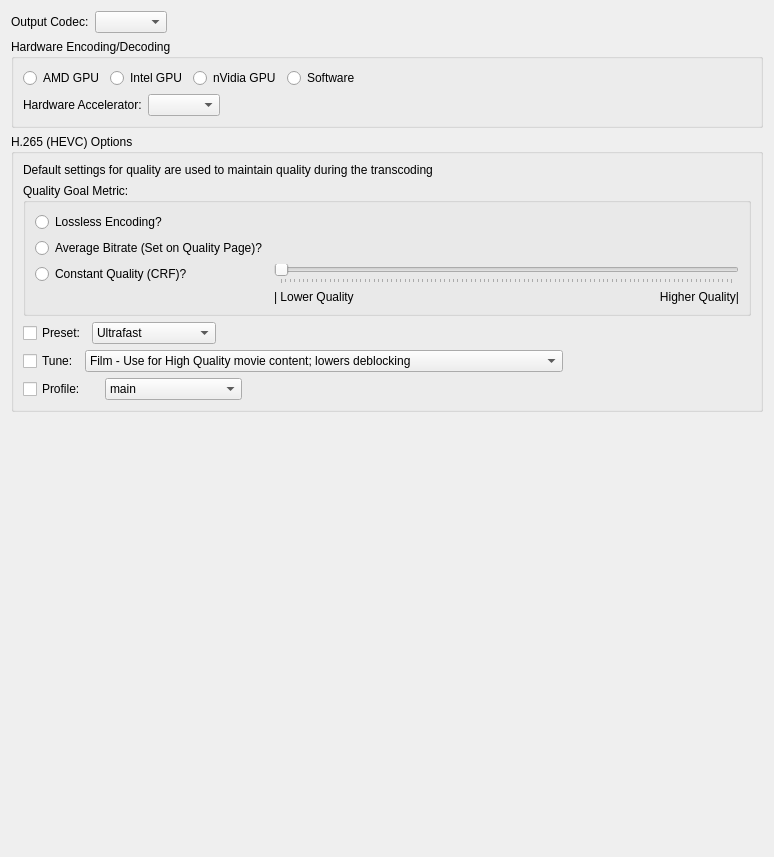
The window that Preferences/UI/TranscodeVideoCodec.ui (towel42-com/MediaManager) describes before a commit, drawn with Qt 5.
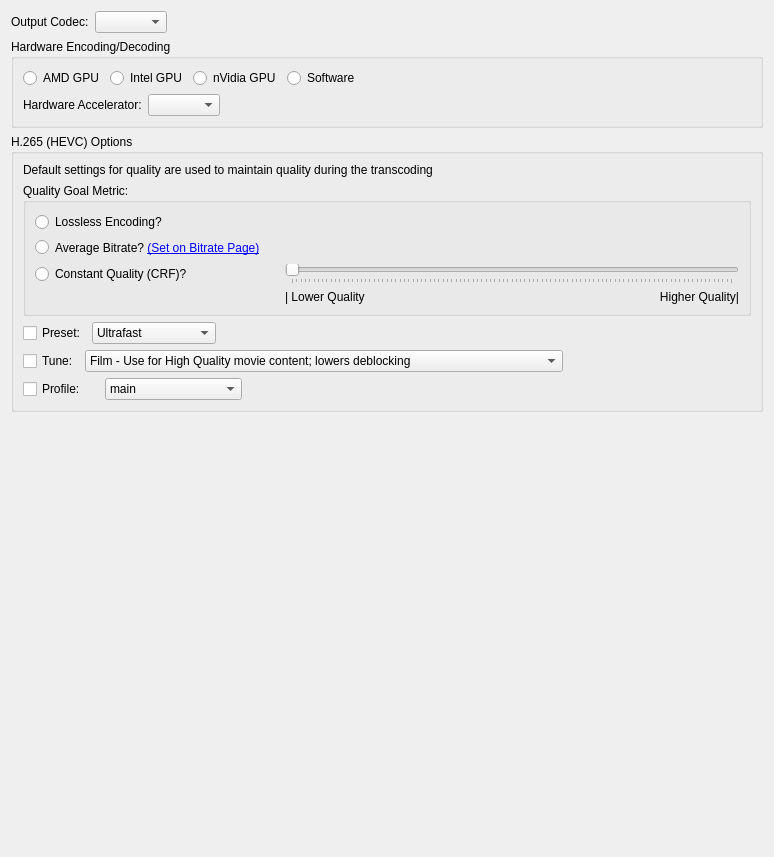
The same window after the commit.

Patch:
```diff
--- a/Preferences/UI/TranscodeVideoCodec.ui
+++ b/Preferences/UI/TranscodeVideoCodec.ui
@@ -420,21 +420,30 @@
          <bool>false</bool>
         </property>
         <layout class="QGridLayout" name="gridLayout">
-         <item row="2" column="0">
-          <widget class="QRadioButton" name="useCRF">
-           <property name="text">
-            <string>Constant Quality (CRF)?</string>
+         <item row="1" column="2" colspan="2">
+          <spacer name="horizontalSpacer_5">
+           <property name="orientation">
+            <enum>Qt::Horizontal</enum>
            </property>
-          </widget>
+           <property name="sizeHint" stdset="0">
+            <size>
+             <width>40</width>
+             <height>20</height>
+            </size>
+           </property>
+          </spacer>
          </item>
-         <item row="0" column="0">
-          <widget class="QRadioButton" name="losslessEncoding">
+         <item row="3" column="2">
+          <widget class="QLabel" name="label_5">
            <property name="text">
-            <string>Lossless Encoding?</string>
+            <string>| Lower Quality</string>
            </property>
+           <property name="alignment">
+            <set>Qt::AlignLeading|Qt::AlignLeft|Qt::AlignVCenter</set>
+           </property>
           </widget>
          </item>
-         <item row="2" column="1" colspan="2">
+         <item row="2" column="2" colspan="2">
           <widget class="QSlider" name="explicitCRFSlider">
            <property name="maximum">
             <number>102</number>
@@ -455,22 +464,18 @@
          </item>
          <item row="1" column="0">
           <widget class="QRadioButton" name="useAvgBitrate">
-           <property name="text">
-            <string>Average Bitrate (Set on Quality Page)?</string>
+           <property name="sizePolicy">
+            <sizepolicy hsizetype="Maximum" vsizetype="Fixed">
+             <horstretch>0</horstretch>
+             <verstretch>0</verstretch>
+            </sizepolicy>
            </property>
-          </widget>
-         </item>
-         <item row="3" column="1">
-          <widget class="QLabel" name="label_5">
            <property name="text">
-            <string>| Lower Quality</string>
+            <string/>
            </property>
-           <property name="alignment">
-            <set>Qt::AlignLeading|Qt::AlignLeft|Qt::AlignVCenter</set>
-           </property>
           </widget>
          </item>
-         <item row="3" column="2">
+         <item row="3" column="3">
           <widget class="QLabel" name="label">
            <property name="text">
             <string>Higher Quality|</string>
@@ -480,10 +485,10 @@
            </property>
           </widget>
          </item>
-         <item row="1" column="1" colspan="2">
-          <spacer name="horizontalSpacer_5">
-           <property name="orientation">
-            <enum>Qt::Horizontal</enum>
+         <item row="1" column="1">
+          <widget class="QLabel" name="useAvgBitrateLabel">
+           <property name="text">
+            <string>&lt;html&gt;&lt;head/&gt;&lt;body&gt;&lt;p&gt; Average Bitrate? &lt;a href=&quot;app://foobar.com&quot;&gt;&lt;span style=&quot; text-decoration: underline; color:#0000ff;&quot;&gt;(Set on Bitrate Page)&lt;/span&gt;&lt;/a&gt;&lt;/p&gt;&lt;/body&gt;&lt;/html&gt;</string>
            </property>
            <property name="sizeHint" stdset="0">
             <size>
@@ -491,7 +496,24 @@
              <height>20</height>
             </size>
            </property>
-          </spacer>
+           <property name="buddy">
+            <cstring>useAvgBitrate</cstring>
+           </property>
+          </widget>
+         </item>
+         <item row="0" column="0" colspan="4">
+          <widget class="QRadioButton" name="losslessEncoding">
+           <property name="text">
+            <string>Lossless Encoding?</string>
+           </property>
+          </widget>
+         </item>
+         <item row="2" column="0" colspan="2">
+          <widget class="QRadioButton" name="useCRF">
+           <property name="text">
+            <string>Constant Quality (CRF)?</string>
+           </property>
+          </widget>
          </item>
         </layout>
        </widget>
```
Left out of the diff: 7 changed lines with no effect on the pictures.
